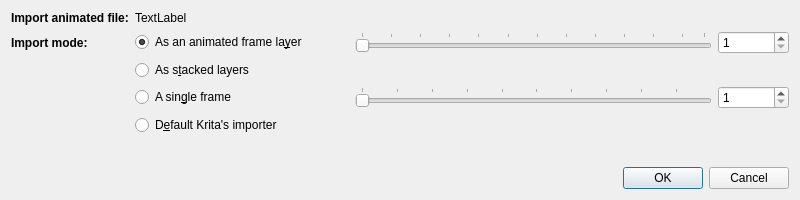
Grum999/BuliCommander, file bulicommander/bulicommander/bc/resources/bcimportanimated.ui: the form before one commit.
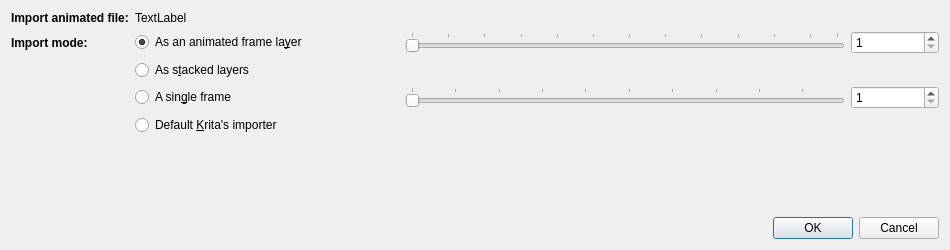
The form after the commit.

Patch:
```diff
--- a/bulicommander/bulicommander/bc/resources/bcimportanimated.ui
+++ b/bulicommander/bulicommander/bc/resources/bcimportanimated.ui
@@ -6,19 +6,19 @@
    <rect>
     <x>0</x>
     <y>0</y>
-    <width>800</width>
-    <height>200</height>
+    <width>950</width>
+    <height>250</height>
    </rect>
   </property>
   <property name="minimumSize">
    <size>
-    <width>780</width>
-    <height>200</height>
+    <width>950</width>
+    <height>250</height>
    </size>
   </property>
   <property name="maximumSize">
    <size>
-    <width>950</width>
+    <width>1920</width>
     <height>250</height>
    </size>
   </property>
@@ -223,7 +223,7 @@
         <string>Use default importer plugin from Krita</string>
        </property>
        <property name="text">
-        <string>D&amp;efault Krita's importer</string>
+        <string>Default &amp;Krita's importer</string>
        </property>
       </widget>
      </item>
```
